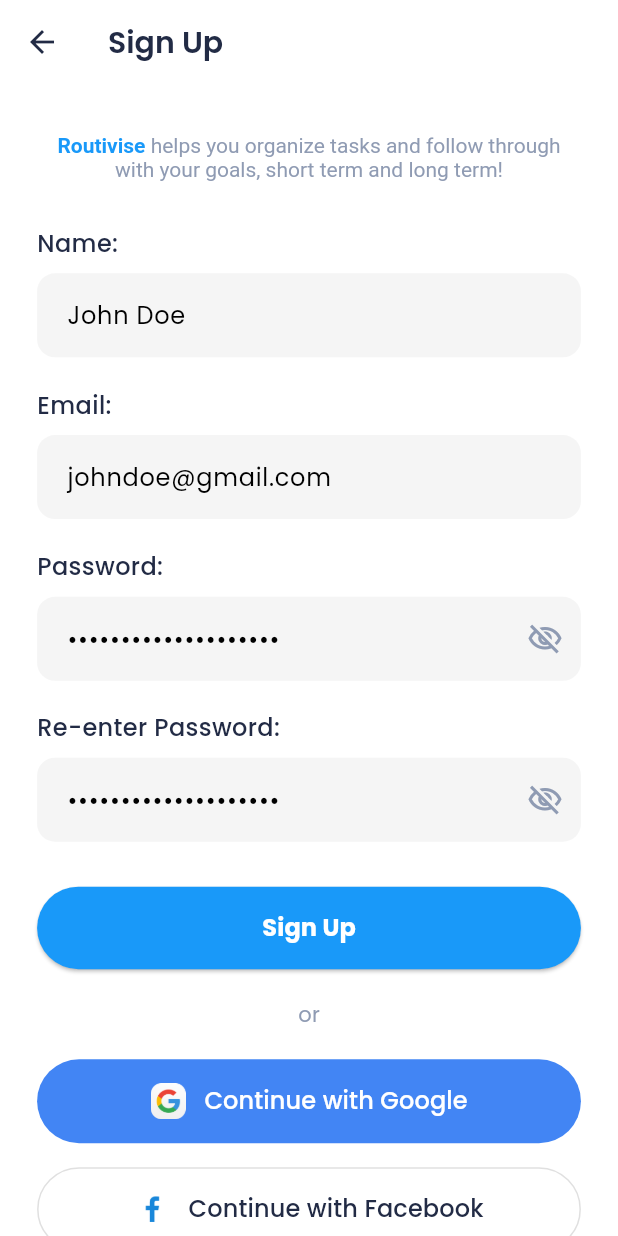
After one commit to Hameed-Ur-Rehman25/routivise, a Flutter app: the SignupScreen screen opened by its route, on a phone screen of 412 x 824 dp. The commit adds this screen. Run offline on Flutter 3.47's test engine with Material 3 defaults, Android fonts, the phone set to English and light mode, and no system bars; our stand-ins replace flutter_svg.

Commit message:
Auth Screen Completed

```diff
--- a/lib/app/app.dart
+++ b/lib/app/app.dart
@@ -10,8 +10,9 @@ class MyApp extends StatelessWidget {
   Widget build(BuildContext context) {
     return MaterialApp(
       theme: appTheme, // Ensures Poppins is the default font
-      initialRoute: AppRoutes.quizSplash,
+      initialRoute: AppRoutes.onboardingSplash,
       onGenerateRoute: AppRoutes.generateRoute,
+      debugShowCheckedModeBanner: false,
     );
   }
 }
--- a/lib/app/routes.dart
+++ b/lib/app/routes.dart
@@ -8,12 +8,16 @@ import 'package:routivise/features/onboarding/presentation/views/onboarding_scre
 import 'package:routivise/features/onboarding/presentation/views/onboarding_splash_screen.dart';
 import 'package:routivise/features/quiz/presentation/views/section1/quiz_splash_screen.dart';
 import 'package:routivise/features/quiz/presentation/views/quiz_completed_screen.dart';
+import 'package:routivise/features/auth/presentation/views/login_screen.dart';
+import 'package:routivise/features/auth/presentation/views/signup_screen.dart';
 import '../features/splash/presentation/views/splash_screen.dart';
 // Add imports for new screens as you implement them
 
 class AppRoutes {
   static const String splash = '/';
   static const String home = '/home';
+  static const String login = '/login';
+  static const String signup = '/signup';
   static const String onboardingSplash = '/onboarding/splash';
   static const String onboarding1 = '/onboarding/1';
   static const String onboarding2 = '/onboarding/2';
@@ -30,6 +34,10 @@ class AppRoutes {
         return MaterialPageRoute(builder: (_) => const SplashScreen());
       case home:
         return MaterialPageRoute(builder: (_) => const HomeScreen());
+      case login:
+        return MaterialPageRoute(builder: (_) => const LoginScreen());
+      case signup:
+        return MaterialPageRoute(builder: (_) => const SignupScreen());
       case onboardingSplash:
         return MaterialPageRoute(
           builder: (_) => const OnboardingSplashScreen(),
--- /dev/null
+++ b/lib/features/auth/presentation/views/signup_screen.dart
@@ -0,0 +1,350 @@
+import 'package:flutter/material.dart';
+import 'package:routivise/app/routes.dart';
+import 'package:routivise/app/theme.dart';
+import 'package:routivise/features/auth/presentation/widgets/social_sign_in_button.dart';
+
+class SignupScreen extends StatefulWidget {
+  const SignupScreen({super.key});
+
+  @override
+  State<SignupScreen> createState() => _SignupScreenState();
+}
+
+class _SignupScreenState extends State<SignupScreen> {
+  final _formKey = GlobalKey<FormState>();
+  final _nameController = TextEditingController();
+  final _emailController = TextEditingController();
+  final _passwordController = TextEditingController();
+  final _confirmPasswordController = TextEditingController();
+  bool _obscurePassword = true;
+  bool _obscureConfirmPassword = true;
+
+  @override
+  void dispose() {
+    _nameController.dispose();
+    _emailController.dispose();
+    _passwordController.dispose();
+    _confirmPasswordController.dispose();
+    super.dispose();
+  }
+
+  void _handleSignup() {
+    if (_formKey.currentState!.validate()) {
+      // Navigate to home screen on signup
+      Navigator.pushReplacementNamed(context, AppRoutes.home);
+    }
+  }
+
+  @override
+  Widget build(BuildContext context) {
+    // Get screen dimensions for responsive layout
+    final Size screenSize = MediaQuery.of(context).size;
+    final bool isSmallScreen = screenSize.width < 360;
+
+    return Scaffold(
+      backgroundColor: Colors.white,
+      appBar: AppBar(
+        backgroundColor: Colors.transparent,
+        elevation: 0,
+        leading: IconButton(
+          icon: const Icon(Icons.arrow_back, color: AppColors.textPrimary),
+          onPressed: () => Navigator.pop(context),
+        ),
+        title: Text(
+          'Sign Up',
+          style: TextStyle(
+            color: AppColors.textPrimary,
+            fontWeight: FontWeight.w600,
+            fontSize: isSmallScreen ? 18 : 20,
+          ),
+        ),
+      ),
+      body: SafeArea(
+        child: SingleChildScrollView(
+          padding: EdgeInsets.symmetric(
+            horizontal: screenSize.width * 0.06, // 6% of screen width
+            vertical: screenSize.height * 0.02, // 2% of screen height
+          ),
+          child: Column(
+            crossAxisAlignment: CrossAxisAlignment.start,
+            children: [
+              SizedBox(height: screenSize.height * 0.02),
+              // App description text
+              Center(
+                child: RichText(
+                  textAlign: TextAlign.center,
+                  text: TextSpan(
+                    style: const TextStyle(
+                      fontSize: 14,
+                      color: AppColors.textSecondary,
+                    ),
+                    children: [
+                      const TextSpan(
+                        text: 'Routivise ',
+                        style: TextStyle(
+                          color: AppColors.primary,
+                          fontWeight: FontWeight.bold,
+                        ),
+                      ),
+                      TextSpan(
+                        text: 'helps you organize tasks and follow through with your goals, short term and long term!',
+                        style: TextStyle(
+                          color: AppColors.textSecondary,
+                        ),
+                      ),
+                    ],
+                  ),
+                ),
+              ),
+              const SizedBox(height: 30),
+              Form(
+                key: _formKey,
+                child: Column(
+                  crossAxisAlignment: CrossAxisAlignment.start,
+                  children: [
+                    // Name Field
+                    Text(
+                      'Name:',
+                      style: TextStyle(
+                        fontSize: isSmallScreen ? 14 : 16,
+                        fontWeight: FontWeight.w500,
+                        color: AppColors.textPrimary,
+                      ),
+                    ),
+                    SizedBox(height: screenSize.height * 0.01),
+                    TextFormField(
+                      controller: _nameController,
+                      decoration: InputDecoration(
+                        hintText: 'John Doe',
+                        contentPadding: EdgeInsets.all(isSmallScreen ? 14 : 16),
+                        border: OutlineInputBorder(
+                          borderRadius: BorderRadius.circular(12),
+                          borderSide: BorderSide.none,
+                        ),
+                        filled: true,
+                        fillColor: Colors.grey[100],
+                      ),
+                      validator: (value) {
+                        if (value == null || value.isEmpty) {
+                          return 'Please enter your name';
+                        }
+                        return null;
+                      },
+                    ),
+
+                    SizedBox(height: screenSize.height * 0.025),
+
+                    // Email Field
+                    Text(
+                      'Email:',
+                      style: TextStyle(
+                        fontSize: isSmallScreen ? 14 : 16,
+                        fontWeight: FontWeight.w500,
+                        color: AppColors.textPrimary,
+                      ),
+                    ),
+                    SizedBox(height: screenSize.height * 0.01),
+                    TextFormField(
+                      controller: _emailController,
+                      keyboardType: TextInputType.emailAddress,
+                      decoration: InputDecoration(
+                        hintText: 'johndoe@gmail.com',
+                        contentPadding: EdgeInsets.all(isSmallScreen ? 14 : 16),
+                        border: OutlineInputBorder(
+                          borderRadius: BorderRadius.circular(12),
+                          borderSide: BorderSide.none,
+                        ),
+                        filled: true,
+                        fillColor: Colors.grey[100],
+                      ),
+                      validator: (value) {
+                        if (value == null || value.isEmpty) {
+                          return 'Please enter your email';
+                        }
+                        if (!value.contains('@') || !value.contains('.')) {
+                          return 'Please enter a valid email';
+                        }
+                        return null;
+                      },
+                    ),
+
+                    SizedBox(height: screenSize.height * 0.025),
+
+                    // Password Field
+                    Text(
+                      'Password:',
+                      style: TextStyle(
+                        fontSize: isSmallScreen ? 14 : 16,
+                        fontWeight: FontWeight.w500,
+                        color: AppColors.textPrimary,
+                      ),
+                    ),
+                    SizedBox(height: screenSize.height * 0.01),
+                    TextFormField(
+                      controller: _passwordController,
+                      obscureText: _obscurePassword,
+                      decoration: InputDecoration(
+                        hintText: '••••••••••••••••••••',
+                        contentPadding: EdgeInsets.all(isSmallScreen ? 14 : 16),
+                        border: OutlineInputBorder(
+                          borderRadius: BorderRadius.circular(12),
+                          borderSide: BorderSide.none,
+                        ),
+                        filled: true,
+                        fillColor: Colors.grey[100],
+                        suffixIcon: IconButton(
+                          icon: Icon(
+                            _obscurePassword
+                                ? Icons.visibility_off_outlined
+                                : Icons.visibility_outlined,
+                            color: AppColors.textSecondary,
+                          ),
+                          onPressed: () {
+                            setState(() {
+                              _obscurePassword = !_obscurePassword;
+                            });
+                          },
+                        ),
+                      ),
+                      validator: (value) {
+                        if (value == null || value.isEmpty) {
+                          return 'Please enter your password';
+                        }
+                        if (value.length < 6) {
+                          return 'Password must be at least 6 characters';
+                        }
+                        return null;
+                      },
+                    ),
+
+                    const SizedBox(height: 20),
+
+                    // Confirm Password Field
+                    Text(
+                      'Re-enter Password:',
+                      style: TextStyle(
+                        fontSize: isSmallScreen ? 14 : 16,
+                        fontWeight: FontWeight.w500,
+                        color: AppColors.textPrimary,
+                      ),
+                    ),
+                    SizedBox(height: screenSize.height * 0.01),
+                    TextFormField(
+                      controller: _confirmPasswordController,
+                      obscureText: _obscureConfirmPassword,
+                      decoration: InputDecoration(
+                        hintText: '••••••••••••••••••••',
+                        contentPadding: const EdgeInsets.all(16),
+                        border: OutlineInputBorder(
+                          borderRadius: BorderRadius.circular(12),
+                          borderSide: BorderSide.none,
+                        ),
+                        filled: true,
+                        fillColor: Colors.grey[100],
+                        suffixIcon: IconButton(
+                          icon: Icon(
+                            _obscureConfirmPassword
+                                ? Icons.visibility_off_outlined
+                                : Icons.visibility_outlined,
+                            color: AppColors.textSecondary,
+                          ),
+                          onPressed: () {
+                            setState(() {
+                              _obscureConfirmPassword = !_obscureConfirmPassword;
+                            });
+                          },
+                        ),
+                      ),
+                      validator: (value) {
+                        if (value == null || value.isEmpty) {
+                          return 'Please confirm your password';
+                        }
+                        if (value != _passwordController.text) {
+                          return 'Passwords do not match';
+                        }
+                        return null;
+                      },
+                    ),
+
+                    const SizedBox(height: 30),
+
+                    // Signup Button
+                    SizedBox(
+                      width: double.infinity,
+                      child: ElevatedButton(
+                        onPressed: _handleSignup,
+                        style: ElevatedButton.styleFrom(
+                          backgroundColor: AppColors.primary,
+                          foregroundColor: Colors.white,
+                          padding: const EdgeInsets.symmetric(vertical: 16),
+                          shape: RoundedRectangleBorder(
+                            borderRadius: BorderRadius.circular(30),
+                          ),
+                        ),
+                        child: const Text(
+                          'Sign Up',
+                          style: TextStyle(
+                            fontSize: 16,
+                            fontWeight: FontWeight.bold,
+                          ),
+                        ),
+                      ),
+                    ),
+
+                    const SizedBox(height: 20),
+
+                    // Or divider
+                    const Row(
+                      children: [
+                        Expanded(child: Divider()),
+                        Padding(
+                          padding: EdgeInsets.symmetric(horizontal: 16.0),
+                          child: Text(
+                            'or',
+                            style: TextStyle(
+                              color: AppColors.textSecondary,
+                            ),
+                          ),
+                        ),
+                        Expanded(child: Divider()),
+                      ],
+                    ),
+
+                    const SizedBox(height: 20),
+
+                    // Social Sign In Buttons
+                    SocialSignInButton(
+                      icon: 'assets/images/google_logo.png',
+                      text: 'Continue with Google',
+                      backgroundColor: const Color(0xFF4285F4),
+                      textColor: Colors.white,
+                      onPressed: () {
+                        // Navigate to home screen for now
+                        Navigator.pushReplacementNamed(context, AppRoutes.home);
+                      },
+                    ),
+
+                    const SizedBox(height: 16),
+
+                    SocialSignInButton(
+                      icon: 'assets/images/facebook_logo.png',
+                      text: 'Continue with Facebook',
+                      backgroundColor: Colors.white,
+                      textColor: AppColors.textPrimary,
+                      borderColor: Colors.grey[300],
+                      onPressed: () {
+                        // Navigate to home screen for now
+                        Navigator.pushReplacementNamed(context, AppRoutes.home);
+                      },
+                    ),
+                  ],
+                ),
+              ),
+              const SizedBox(height: 30),
+            ],
+          ),
+        ),
+      ),
+    );
+  }
+}
--- /dev/null
+++ b/lib/features/auth/presentation/widgets/social_sign_in_button.dart
@@ -0,0 +1,59 @@
+import 'package:flutter/material.dart';
+
+class SocialSignInButton extends StatelessWidget {
+  final String icon;
+  final String text;
+  final Color backgroundColor;
+  final Color textColor;
+  final Color? borderColor;
+  final VoidCallback onPressed;
+
+  const SocialSignInButton({
+    super.key,
+    required this.icon,
+    required this.text,
+    required this.backgroundColor,
+    required this.textColor,
+    this.borderColor,
+    required this.onPressed,
+  });
+
+  @override
+  Widget build(BuildContext context) {
+    return SizedBox(
+      width: double.infinity,
+      child: ElevatedButton(
+        onPressed: onPressed,
+        style: ElevatedButton.styleFrom(
+          backgroundColor: backgroundColor,
+          foregroundColor: textColor,
+          padding: const EdgeInsets.symmetric(vertical: 16),
+          shape: RoundedRectangleBorder(
+            borderRadius: BorderRadius.circular(30),
+            side: BorderSide(color: borderColor ?? Colors.transparent),
+          ),
+          elevation: 0,
+        ),
+        child: Row(
+          mainAxisAlignment: MainAxisAlignment.center,
+          children: [
+            Image.asset(
+              icon,
+              width: 24,
+              height: 24,
+            ),
+            const SizedBox(width: 12),
+            Text(
+              text,
+              style: TextStyle(
+                fontSize: 16,
+                fontWeight: FontWeight.w500,
+                color: textColor,
+              ),
+            ),
+          ],
+        ),
+      ),
+    );
+  }
+}
--- a/lib/features/onboarding/presentation/views/onboarding_splash_screen.dart
+++ b/lib/features/onboarding/presentation/views/onboarding_splash_screen.dart
@@ -19,7 +19,7 @@ class _OnboardingSplashScreenState extends State<OnboardingSplashScreen>
     super.initState();
     _controller = AnimationController(
       vsync: this,
-      duration: const Duration(milliseconds: 900),
+      duration: const Duration(milliseconds: 1200),
     );
     _fadeText = CurvedAnimation(
       parent: _controller,
--- a/lib/features/quiz/presentation/views/quiz_completed_screen.dart
+++ b/lib/features/quiz/presentation/views/quiz_completed_screen.dart
@@ -42,7 +42,7 @@ class QuizCompletedScreen extends StatelessWidget {
             ElevatedButton(
               onPressed: () {
                 // Navigate to the home screen
-                Navigator.of(context).pushReplacementNamed('/home');
+                Navigator.of(context).pushReplacementNamed('/');
               },
               style: ElevatedButton.styleFrom(
                 backgroundColor: Colors.white,
--- a/lib/features/splash/presentation/views/splash_screen.dart
+++ b/lib/features/splash/presentation/views/splash_screen.dart
@@ -40,7 +40,7 @@ class _SplashScreenState extends State<SplashScreen>
     });
     _loaderController.addStatusListener((status) {
       if (status == AnimationStatus.completed) {
-        Navigator.of(context).pushReplacementNamed('/home');
+        Navigator.of(context).pushReplacementNamed('/login');
       }
     });
   }
```
Also changed, not shown: lib/features/auth/presentation/views/login_screen.dart (added, +282 -0 lines), lib/features/home/presentation/views/home_screen.dart (+17 -1 lines), assets/images/facebook_logo.png (added), assets/images/google_logo.png (added), assets/images/signup_logo.png (added), assets/images/smile_emoji.png (added), assets/images/water_level.png (added), assets/svg images/Vector.svg (added), 32 other files.
